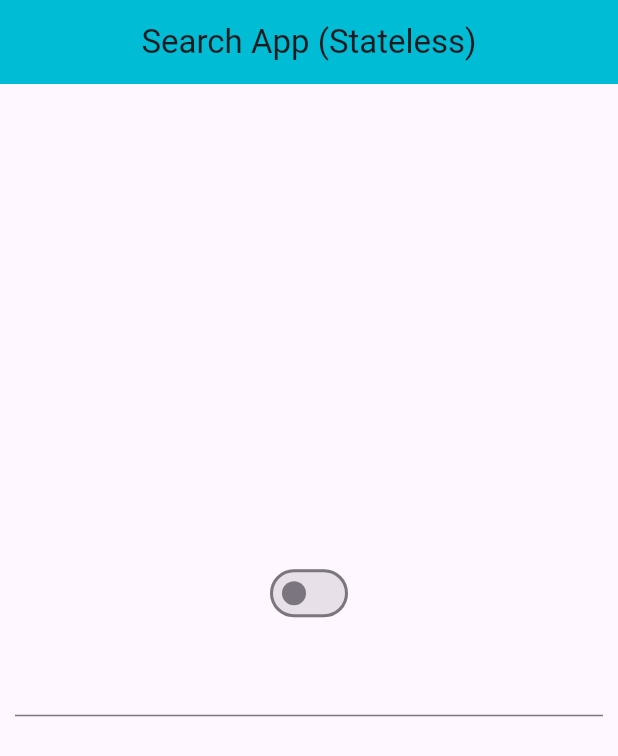
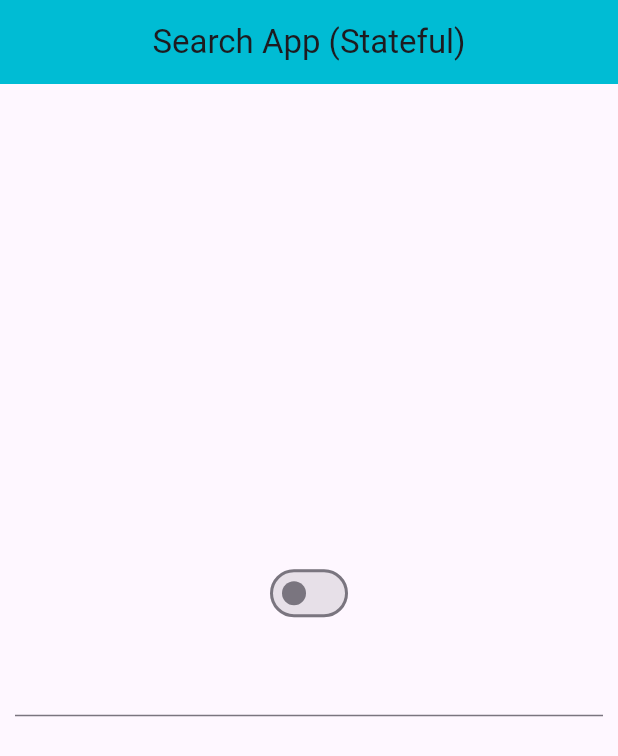
Before and after one commit to foysal012/riverpod_toutorial, a Flutter app: the screen it shows after launch, on a phone screen of 412 x 824 dp. Shown: the top 756 px of the screen. Run offline on Flutter 3.47's test engine with Material 3 defaults, Android fonts, the phone set to English and light mode, and no system bars; our stand-ins replace flutter_riverpod.

Commit message:
search provider with multiple statehandeing on day-4 completed

```diff
--- /dev/null
+++ b/lib/day_4/search_home_stateful_screen.dart
@@ -0,0 +1,78 @@
+import 'package:flutter/material.dart';
+import 'package:flutter_riverpod/flutter_riverpod.dart';
+import 'package:riverpod_toutorial/day_4/search_provider.dart';
+
+class SearchHomeStatefulScreen extends ConsumerStatefulWidget {
+  const SearchHomeStatefulScreen({super.key});
+
+  @override
+  ConsumerState<SearchHomeStatefulScreen> createState() => _SearchHomeStatefulScreenState();
+}
+
+class _SearchHomeStatefulScreenState extends ConsumerState<SearchHomeStatefulScreen> {
+  @override
+  Widget build(BuildContext context) {
+
+    // final searchString = ref.watch(searchProvider);
+    debugPrint('build1: ${DateTime.now().second}');
+
+    return Scaffold(
+      appBar: AppBar(
+        title: Text('Search App (Stateful)'),
+        centerTitle: true,
+        backgroundColor: Colors.cyan,
+      ),
+
+      body: Container(
+        padding: EdgeInsets.all(10.0),
+        alignment: Alignment.center,
+        child: Column(
+          mainAxisAlignment: MainAxisAlignment.center,
+          children: [
+
+            // Switch Button
+            Consumer(
+                builder: (context, ref, child) {
+
+                  debugPrint('build4: ${DateTime.now().second}');
+                  final searchString = ref.watch(searchProvider.select((value) => value.isSearched));
+                  return Switch(
+                    value: searchString,
+                    onChanged: (value) {
+                      ref.read(searchProvider.notifier).onChange(onChange: value);
+                    },
+                  );
+                }
+            ),
+            SizedBox(height: 10.0),
+
+            // Text input Field
+            Consumer(
+                builder: (context, ref, child) {
+
+                  debugPrint('build2: ${DateTime.now().second}');
+
+                  return TextField(
+                    onChanged: (value) {
+                      ref.read(searchProvider.notifier).searchText(query: value);
+                    },
+                  );
+                }
+            ),
+            SizedBox(height: 10.0),
+
+            // Text show
+            Consumer(
+                builder: (context, ref, child) {
+
+                  final searchString = ref.watch(searchProvider.select((value) => value.searchValue));
+                  debugPrint('build3: ${DateTime.now().second}');
+
+                  return Text('${searchString}');
+                })
+          ],
+        ),
+      ),
+    );
+  }
+}
--- a/lib/main.dart
+++ b/lib/main.dart
@@ -6,6 +6,7 @@ import 'day_2/counter_stateful_screen.dart';
 import 'day_2/counter_stateless_screen.dart';
 import 'day_3/slider_home_stateless_screen.dart';
 import 'day_3/slider_home_stateful_screen.dart';
+import 'day_4/search_home_stateful_screen.dart';
 import 'day_4/search_home_stateless_screen.dart';
 
 void main() {
@@ -30,7 +31,8 @@ class MyApp extends StatelessWidget {
         // home: CounterStatefulScreen(),
         // home: SliderHomeSateLessScreen(),
         // home: SliderHomeStatefulScreen(),
-        home: SearchHomeStatelessScreen(),
+        // home: SearchHomeStatelessScreen(),
+        home: SearchHomeStatefulScreen(),
       ),
     );
   }
```
